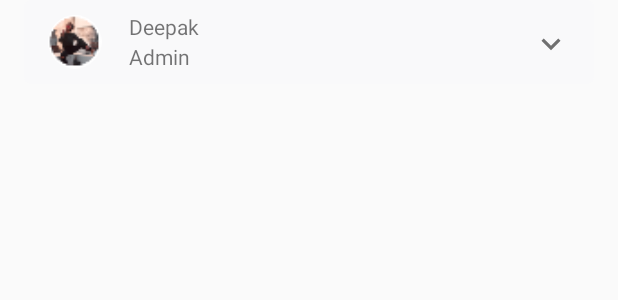
After one commit to CricIT/myproject, an Android app: the layout group_member_list_recycler_content.xml on its own in the app's theme, with its tools: preview values and no code run, on a phone screen of 412 x 824 dp. The commit adds this screen. Shown: the top 300 px of the screen. Run offline under Robolectric (Android 15) with nearby library versions, the phone set to English and light mode, and no system bars; Roboto replaces fonts that are not available here.

Commit message:
Created group member list adapter implemnted member lit into group details

```diff
--- a/app/src/main/AndroidManifest.xml
+++ b/app/src/main/AndroidManifest.xml
@@ -52,7 +52,11 @@
             android:screenOrientation="portrait"
             android:theme="@style/AppTheme.NoActionBar"
             android:windowSoftInputMode="stateAlwaysHidden" />
-        <activity android:name=".activity.GroupDetailsActivity"></activity>
+        <activity android:name=".activity.GroupDetailsActivity"
+            android:screenOrientation="portrait"
+            android:theme="@style/AppTheme.NoActionBar"
+            android:windowSoftInputMode="stateAlwaysHidden"
+            ></activity>
     </application>
 
 </manifest>
--- /dev/null
+++ b/app/src/main/res/drawable/expand_more.xml
@@ -0,0 +1,9 @@
+<vector xmlns:android="http://schemas.android.com/apk/res/android"
+        android:width="24dp"
+        android:height="24dp"
+        android:viewportWidth="24.0"
+        android:viewportHeight="24.0">
+    <path
+        android:fillColor="#707070"
+        android:pathData="M16.59,8.59L12,13.17 7.41,8.59 6,10l6,6 6,-6z"/>
+</vector>
--- a/app/src/main/res/layout/activity_group_details.xml
+++ b/app/src/main/res/layout/activity_group_details.xml
@@ -377,10 +377,8 @@
             android:layout_width="match_parent"
             android:layout_height="wrap_content"
             android:layout_marginEnd="16dp"
-            android:layout_marginLeft="16dp"
-            android:layout_marginRight="16dp"
             android:layout_marginStart="16dp"
-            android:layout_marginTop="8dp"
+            android:layout_marginTop="16dp"
             app:layout_constraintEnd_toEndOf="parent"
             app:layout_constraintStart_toStartOf="parent"
             app:layout_constraintTop_toBottomOf="@+id/btn_group_details_add_memebers">
--- /dev/null
+++ b/app/src/main/res/layout/group_member_list_recycler_content.xml
@@ -0,0 +1,71 @@
+<?xml version="1.0" encoding="utf-8"?>
+<android.support.constraint.ConstraintLayout xmlns:android="http://schemas.android.com/apk/res/android"
+    xmlns:app="http://schemas.android.com/apk/res-auto"
+    xmlns:tools="http://schemas.android.com/tools"
+    android:layout_width="match_parent"
+    android:layout_height="wrap_content"
+    android:layout_marginBottom="8dp"
+    android:layout_marginLeft="16dp"
+    android:layout_marginRight="16dp"
+    android:paddingLeft="8dp"
+    android:background="@drawable/group_content_background">
+
+    <de.hdodenhof.circleimageview.CircleImageView
+        android:id="@+id/img_group_member"
+        android:layout_width="40dp"
+        android:layout_height="40dp"
+        android:layout_margin="8dp"
+        android:padding="2dp"
+        android:layout_marginBottom="8dp"
+        android:layout_marginEnd="14dp"
+        android:layout_marginStart="16dp"
+        android:layout_marginTop="8dp"
+        android:src="@drawable/usr_1"
+        app:layout_constraintBottom_toBottomOf="parent"
+        app:layout_constraintEnd_toStartOf="@+id/tv_group_member_name"
+        app:layout_constraintHorizontal_bias="0.6"
+        app:layout_constraintStart_toStartOf="parent"
+        app:layout_constraintTop_toTopOf="parent"
+        app:layout_constraintVertical_bias="0.0"
+        android:layout_marginRight="14dp"
+        android:layout_marginLeft="16dp" />
+
+    <TextView
+        android:id="@+id/tv_group_member_name"
+        android:layout_width="wrap_content"
+        android:layout_height="wrap_content"
+        android:layout_marginEnd="266dp"
+        android:layout_marginLeft="8dp"
+        android:layout_marginRight="266dp"
+        android:layout_marginStart="8dp"
+        android:layout_marginTop="8dp"
+        android:text="Deepak"
+        android:textAlignment="center"
+        app:layout_constraintEnd_toEndOf="parent"
+        app:layout_constraintStart_toEndOf="@+id/img_group_member"
+        app:layout_constraintTop_toTopOf="parent" />
+
+    <TextView
+        android:id="@+id/tv_group_member_role"
+        android:layout_width="wrap_content"
+        android:layout_height="wrap_content"
+        android:layout_marginBottom="8dp"
+        android:text="Admin"
+        android:textAlignment="center"
+        app:layout_constraintBottom_toBottomOf="parent"
+        app:layout_constraintStart_toStartOf="@+id/tv_group_member_name"
+        app:layout_constraintTop_toBottomOf="@+id/tv_group_member_name" />
+
+    <ImageView
+        android:id="@+id/imageView4"
+        android:layout_width="25dp"
+        android:layout_height="25dp"
+        android:layout_marginBottom="14dp"
+        android:layout_marginEnd="16dp"
+        app:layout_constraintBottom_toBottomOf="parent"
+        app:layout_constraintEnd_toEndOf="parent"
+        app:srcCompat="@drawable/expand_more"
+        android:layout_marginRight="16dp" />
+
+
+</android.support.constraint.ConstraintLayout>
```
Also changed, not shown: app/src/main/java/com/cricscore/deepakshano/cricscore/activity/GroupDetailsActivity.java (+15 -11 lines), app/src/main/java/com/cricscore/deepakshano/cricscore/adapter/GroupMemberListAdapter.java (added, +83 -0 lines), app/src/main/res/drawable/expand_less.xml (added, +9 -0 lines).
